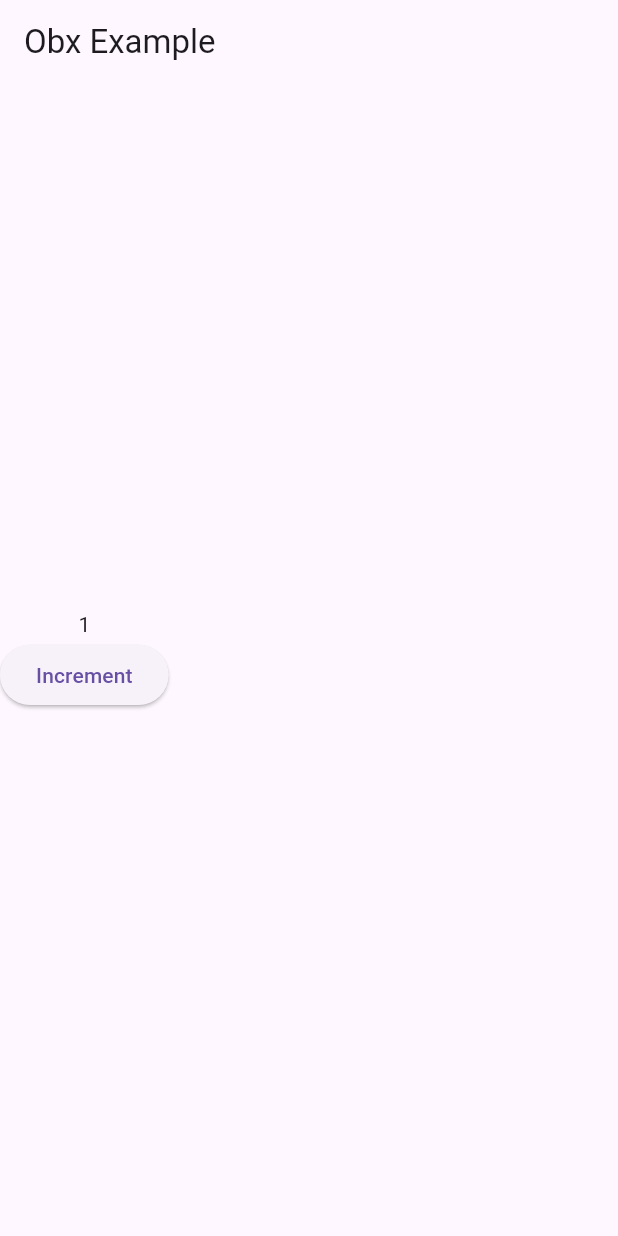
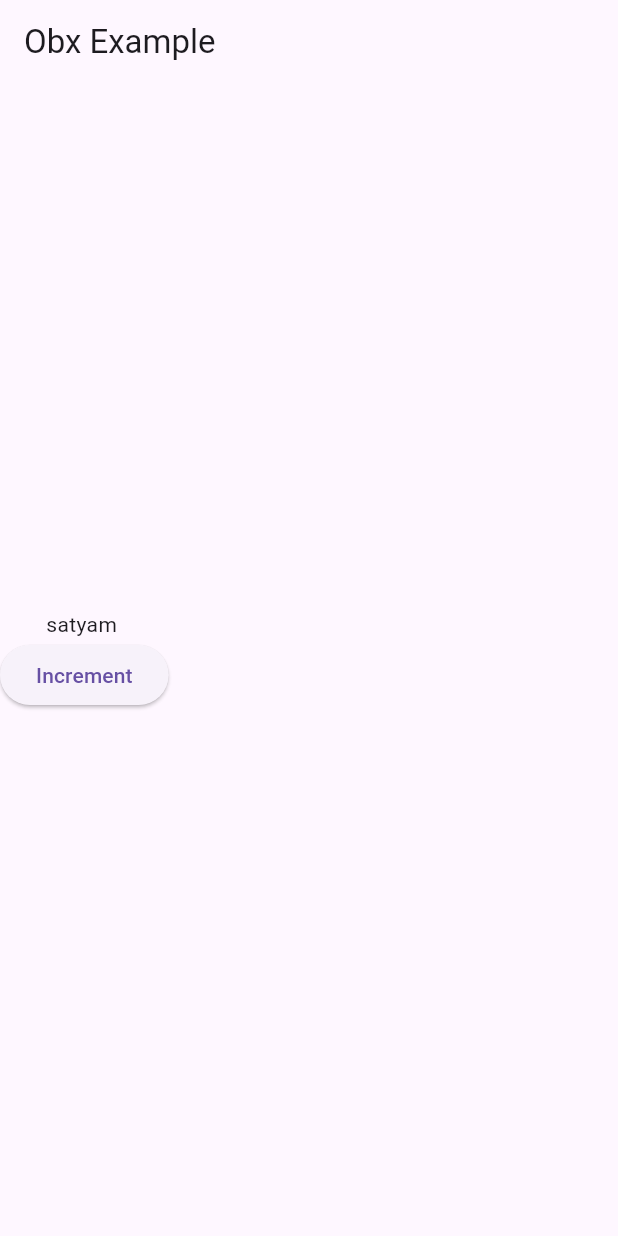
Before and after one commit to satyamkumarjha1/getx_obx, a Flutter app: the screen it shows after launch, after a tap on "Increment", on a phone screen of 412 x 824 dp. Run offline on Flutter 3.47's test engine with Material 3 defaults, Android fonts, the phone set to English and light mode, and no system bars; our stand-ins replace get.

Commit message:
2nd commit

```diff
--- a/lib/main.dart
+++ b/lib/main.dart
@@ -1,14 +1,17 @@
 import 'package:flutter/material.dart';
 import 'package:get/get.dart';
+import 'package:getx_obx/movie.dart';
 
 void main() {
   runApp(MyApp());
 }
 
 class MyApp extends StatelessWidget {
-  var count = 0.obs;
+  //var count = 0.obs;
   // final count = Rx<int>(0);
   // final count = RxInt(0);
+
+  var movie = Movie(name: 'Wanted', ticket: 100).obs;
 
   // This widget is the root of your application.
   @override
@@ -23,12 +26,14 @@ class MyApp extends StatelessWidget {
           children: [
             Obx(
               () => Text(
-                "$count",
+                "${movie.value.name} ",
               ),
             ),
             ElevatedButton(
               onPressed: () {
-                count++;
+                movie.value.name = 'satyam';
+                movie.refresh();
+                print(movie.value.name);
               },
               child: const Text("Increment"),
             ),
--- /dev/null
+++ b/lib/movie.dart
@@ -0,0 +1,12 @@
+
+// class Movie {
+//   var name = "Wanted".obs;
+//   var ticket = 200.obs;
+// }
+
+class Movie {
+  String? name;
+  int? ticket;
+
+  Movie({required this.name, required this.ticket});
+}
```
